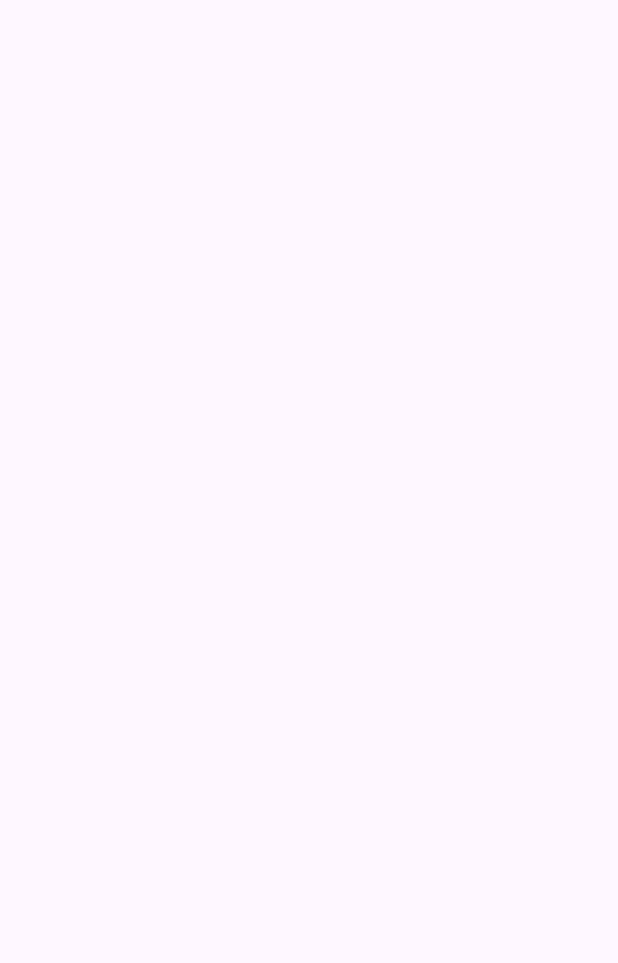
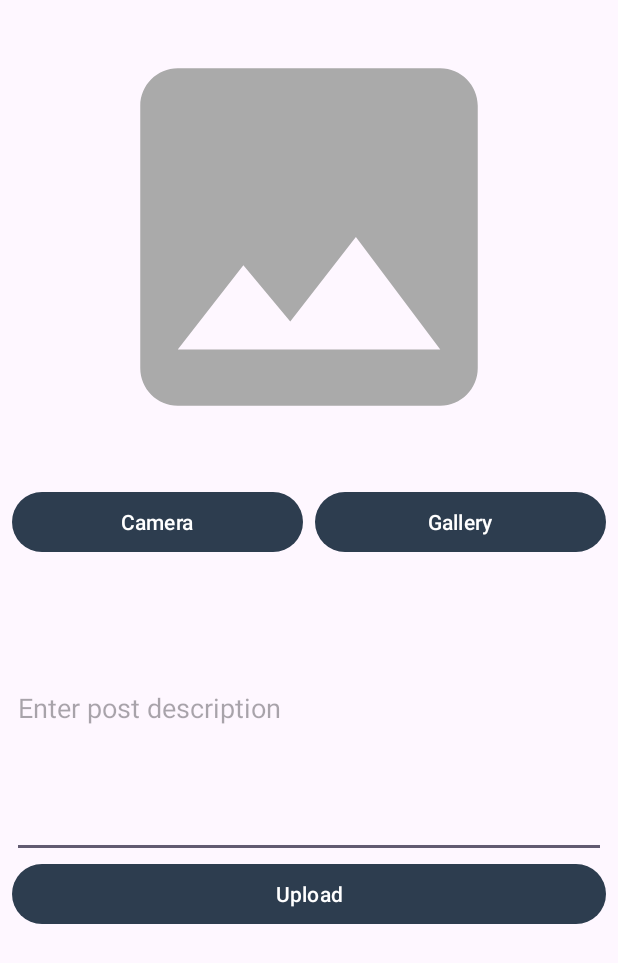
Before and after one commit to putrija/AplikasiStoryKu, an Android app: the AddStoryActivity screen opened directly, with no data from a screen before it, on a phone screen of 412 x 824 dp. Before the commit the part shown is empty. Shown: the top 963 px of the screen. Run offline under Robolectric (Android 15) with nearby library versions, the phone set to English and light mode, and no system bars; pictures from the network do not load.

Commit message:
commit kesepuluh - sudah ada AddStoryActivity dan bisa pakai camera dan ambil gambar di galler, tapi button upload belum berfungsi

```diff
--- a/app/build.gradle.kts
+++ b/app/build.gradle.kts
@@ -35,6 +35,7 @@ android {
     }
     buildFeatures {
         viewBinding = true
+        buildConfig = true
     }
 }
 
--- a/app/src/main/java/com/dicoding/aplikasistoryku/view/addStory/AddStoryActivity.kt
+++ b/app/src/main/java/com/dicoding/aplikasistoryku/view/addStory/AddStoryActivity.kt
@@ -1,21 +1,70 @@
 package com.dicoding.aplikasistoryku.view.addStory
 
+import android.net.Uri
 import android.os.Bundle
-import androidx.activity.enableEdgeToEdge
+import android.util.Log
+import android.widget.Toast
+import androidx.activity.result.PickVisualMediaRequest
+import androidx.activity.result.contract.ActivityResultContracts
 import androidx.appcompat.app.AppCompatActivity
-import androidx.core.view.ViewCompat
-import androidx.core.view.WindowInsetsCompat
-import com.dicoding.aplikasistoryku.R
+import com.dicoding.aplikasistoryku.databinding.ActivityAddStoryBinding
+import com.dicoding.aplikasistoryku.getImageUri
 
 class AddStoryActivity : AppCompatActivity() {
+
+    private lateinit var binding: ActivityAddStoryBinding
+
+    private var currentImageUri: Uri? = null
+
+
     override fun onCreate(savedInstanceState: Bundle?) {
         super.onCreate(savedInstanceState)
-        enableEdgeToEdge()
-        setContentView(R.layout.activity_add_story)
-        ViewCompat.setOnApplyWindowInsetsListener(findViewById(R.id.main)) { v, insets ->
-            val systemBars = insets.getInsets(WindowInsetsCompat.Type.systemBars())
-            v.setPadding(systemBars.left, systemBars.top, systemBars.right, systemBars.bottom)
-            insets
+        binding = ActivityAddStoryBinding.inflate(layoutInflater)
+        setContentView(binding.root)
+
+        binding.galleryButton.setOnClickListener { startGallery() }
+        binding.cameraButton.setOnClickListener { startCamera() }
+        binding.uploadButton.setOnClickListener { uploadImage() }
+    }
+
+    private fun startGallery() {
+        launcherGallery.launch(PickVisualMediaRequest(ActivityResultContracts.PickVisualMedia.ImageOnly))
+    }
+
+    private val launcherGallery = registerForActivityResult(
+        ActivityResultContracts.PickVisualMedia()
+    ) { uri: Uri? ->
+        if (uri != null) {
+            currentImageUri = uri
+            showImage()
+        } else {
+            Log.d("Photo Picker", "No media selected")
         }
     }
+
+    private fun startCamera() {
+        currentImageUri = getImageUri(this)
+        currentImageUri?.let { uri ->
+            launcherIntentCamera.launch(uri)
+        }
+    }
+
+    private val launcherIntentCamera = registerForActivityResult(
+        ActivityResultContracts.TakePicture()
+    ) { isSuccess ->
+        if (isSuccess) {
+            showImage()
+        }
+    }
+
+    private fun showImage() {
+        currentImageUri?.let {
+            Log.d("Image URI", "showImage: $it")
+            binding.previewImageView.setImageURI(it)
+        }
+    }
+
+    private fun uploadImage() {
+        Toast.makeText(this, "Fitur ini belum tersedia", Toast.LENGTH_SHORT).show()
+    }
 }
--- /dev/null
+++ b/app/src/main/res/drawable/ic_add.xml
@@ -0,0 +1,5 @@
+<vector xmlns:android="http://schemas.android.com/apk/res/android" android:height="24dp" android:tint="#FFFFFF" android:viewportHeight="24" android:viewportWidth="24" android:width="24dp">
+
+    <path android:fillColor="@android:color/white" android:pathData="M19,13h-6v6h-2v-6H5v-2h6V5h2v6h6v2z"/>
+
+</vector>
--- /dev/null
+++ b/app/src/main/res/drawable/ic_place_holder.xml
@@ -0,0 +1,5 @@
+<vector android:height="24dp" android:tint="@android:color/darker_gray"
+    android:viewportHeight="24" android:viewportWidth="24"
+    android:width="24dp" xmlns:android="http://schemas.android.com/apk/res/android">
+    <path android:fillColor="@android:color/darker_gray" android:pathData="M21,19V5c0,-1.1 -0.9,-2 -2,-2H5c-1.1,0 -2,0.9 -2,2v14c0,1.1 0.9,2 2,2h14c1.1,0 2,-0.9 2,-2zM8.5,13.5l2.5,3.01L14.5,12l4.5,6H5l3.5,-4.5z"/>
+</vector>
--- a/app/src/main/res/layout/activity_add_story.xml
+++ b/app/src/main/res/layout/activity_add_story.xml
@@ -1,10 +1,85 @@
 <?xml version="1.0" encoding="utf-8"?>
-<androidx.constraintlayout.widget.ConstraintLayout xmlns:android="http://schemas.android.com/apk/res/android"
+<ScrollView xmlns:android="http://schemas.android.com/apk/res/android"
     xmlns:app="http://schemas.android.com/apk/res-auto"
     xmlns:tools="http://schemas.android.com/tools"
-    android:id="@+id/main"
     android:layout_width="match_parent"
-    android:layout_height="match_parent"
-    tools:context=".view.addStory.AddStoryActivity">
+    android:layout_height="match_parent">
 
-</androidx.constraintlayout.widget.ConstraintLayout>
+    <androidx.constraintlayout.widget.ConstraintLayout
+        android:id="@+id/main"
+        android:layout_width="match_parent"
+        android:layout_height="wrap_content"
+        tools:context=".view.addStory.AddStoryActivity">
+
+        <com.google.android.material.progressindicator.LinearProgressIndicator
+            android:id="@+id/progressIndicator"
+            android:layout_width="match_parent"
+            android:layout_height="wrap_content"
+            android:indeterminate="true"
+            android:visibility="gone"
+            app:layout_constraintEnd_toEndOf="parent"
+            app:layout_constraintStart_toStartOf="parent"
+            app:layout_constraintTop_toTopOf="parent" />
+
+        <ImageView
+            android:id="@+id/previewImageView"
+            android:layout_width="300dp"
+            android:layout_height="300dp"
+            android:layout_marginStart="8dp"
+            android:layout_marginTop="8dp"
+            android:layout_marginEnd="8dp"
+            app:layout_constraintEnd_toEndOf="parent"
+            app:layout_constraintStart_toStartOf="parent"
+            app:layout_constraintTop_toTopOf="parent"
+            app:srcCompat="@drawable/ic_place_holder" />
+
+        <Button
+            android:id="@+id/cameraButton"
+            android:layout_width="0dp"
+            android:layout_height="wrap_content"
+            android:layout_marginStart="8dp"
+            android:layout_marginTop="16dp"
+            android:text="@string/camera"
+            app:layout_constraintStart_toStartOf="parent"
+            app:layout_constraintTop_toBottomOf="@+id/previewImageView"
+            app:layout_constraintEnd_toStartOf="@+id/galleryButton"
+            android:layout_marginEnd="4dp"/>
+
+        <Button
+            android:id="@+id/galleryButton"
+            android:layout_width="0dp"
+            android:layout_height="wrap_content"
+            android:layout_marginEnd="8dp"
+            android:elevation="2dp"
+            android:scaleType="fitCenter"
+            android:text="@string/gallery"
+            app:layout_constraintEnd_toEndOf="parent"
+            app:layout_constraintTop_toTopOf="@+id/cameraButton"
+            app:layout_constraintStart_toEndOf="@+id/cameraButton"
+            android:layout_marginStart="4dp"/>
+
+        <EditText
+            android:id="@+id/postDescriptionEditText"
+            android:layout_width="0dp"
+            android:layout_height="200dp"
+            android:layout_marginStart="8dp"
+            android:layout_marginEnd="8dp"
+            android:hint="Enter post description"
+            app:layout_constraintEnd_toEndOf="parent"
+            app:layout_constraintStart_toStartOf="parent"
+            app:layout_constraintTop_toBottomOf="@+id/galleryButton" />
+
+        <Button
+            android:id="@+id/uploadButton"
+            android:layout_width="0dp"
+            android:layout_height="wrap_content"
+            android:layout_marginStart="8dp"
+            android:layout_marginEnd="8dp"
+            android:text="@string/upload"
+            app:layout_constraintBottom_toBottomOf="parent"
+            app:layout_constraintEnd_toEndOf="parent"
+            app:layout_constraintStart_toStartOf="parent"
+            app:layout_constraintTop_toBottomOf="@+id/postDescriptionEditText" />
+
+    </androidx.constraintlayout.widget.ConstraintLayout>
+</ScrollView>
--- a/app/src/main/res/values/strings.xml
+++ b/app/src/main/res/values/strings.xml
@@ -13,4 +13,7 @@
     <string name="message_main_page">Selamat Belajar di Dicoding.</string>
     <string name="greeting">Halo %1$s,</string>
     <string name="logout">Keluar</string>
+    <string name="upload">Upload</string>
+    <string name="gallery">Gallery</string>
+    <string name="camera">Camera</string>
 </resources>
--- a/app/src/main/res/values/themes.xml
+++ b/app/src/main/res/values/themes.xml
@@ -2,7 +2,7 @@
     <!-- Base application theme. -->
     <style name="Base.Theme.AplikasiStoryKu" parent="Theme.Material3.DayNight.NoActionBar">
         <!-- Customize your light theme here. -->
-        <!-- <item name="colorPrimary">@color/my_light_primary</item> -->
+         <item name="colorPrimary">@color/navy</item>
     </style>
 
     <style name="Theme.AplikasiStoryKu" parent="Base.Theme.AplikasiStoryKu" />
--- /dev/null
+++ b/app/src/main/res/xml/file_paths.xml
@@ -0,0 +1,4 @@
+<?xml version="1.0" encoding="utf-8"?>
+<paths>
+    <external-files-path name="my_images" path="Pictures" />
+</paths>
```
Also changed, not shown: app/src/main/AndroidManifest.xml (+14 -0 lines), app/src/main/java/com/dicoding/aplikasistoryku/Utils.kt (added, +43 -0 lines), app/src/main/java/com/dicoding/aplikasistoryku/view/main/MainActivity.kt (+7 -0 lines), app/src/main/res/layout/activity_main.xml (+14 -0 lines).
